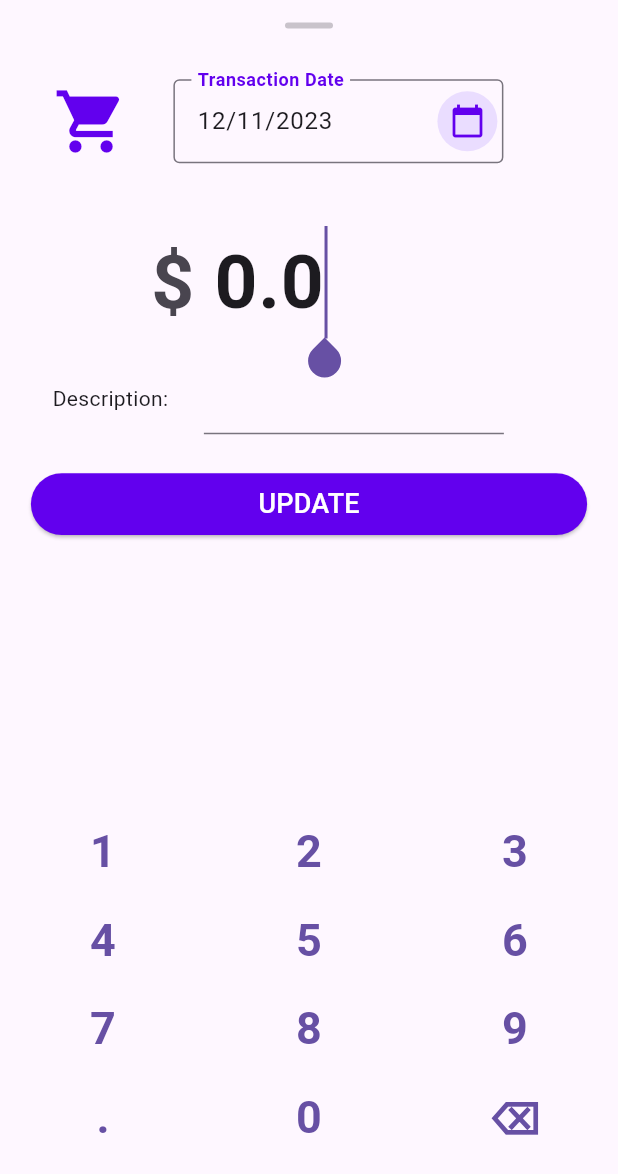
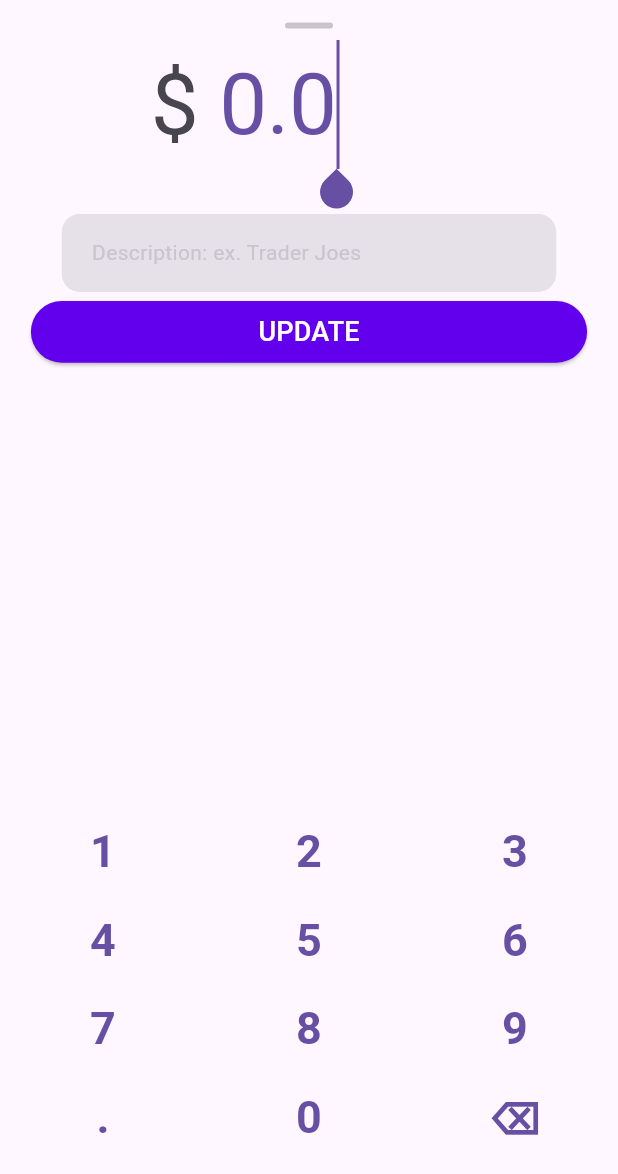
Before and after one commit to jianhui-ben/aiko_ben_expense_app, a Flutter app: the AddOrEditSingleTransaction widget shown alone on an empty page, opened directly with sample values from the repository, on a phone screen of 412 x 824 dp. Shown: the top 1174 px of the screen. Run offline on Flutter 3.47's test engine with Material 3 defaults, Android fonts, the phone set to English and light mode, and no system bars; our stand-ins replace cloud_firestore, firebase_auth, firebase_core, flutter_spinkit, google_fonts, syncfusion_flutter_charts; accounts and stored records are empty; Roboto replaces fonts that are missing (Montserrat).

Commit message:
modify the add a new trasaction page to align with new design; next step is to modify the numeric keyboard

```diff
--- a/lib/screens/single_transaction/add_or_edit_single_transaction.dart
+++ b/lib/screens/single_transaction/add_or_edit_single_transaction.dart
@@ -72,13 +72,9 @@ class _AddOrEditSingleTransaction extends State<AddOrEditSingleTransaction> {
 
   @override
   Widget build(BuildContext context) {
-    // data = ModalRoute.of(context)?.settings.arguments as Map<String, Object?>;
     final User? user= context.read<User?>();
 
-    bool _isTransactionAmountInputValid = true;
-
     return Material(
-      child: Center(
       child: Column(
           children: [
             // drag handler
@@ -98,82 +94,82 @@ class _AddOrEditSingleTransaction extends State<AddOrEditSingleTransaction> {
                 ),
               ),
             ),
-              Container(
-                width: MediaQuery.of(context).size.width * 0.9,
-                height: MediaQuery.of(context).size.height * 0.15,
-                child: Row(
-                  children: [
-                    SizedBox(
-                      width: 15,
-                    ),
-                    Icon(widget.category.categoryIcon.icon,
-                        size: 50, //
-                        color: Color(0xFF6200EE)),
-                    SizedBox(
-                      width: 15,
-                    ),
-                    Container(
-                      // padding: EdgeInsets.all(15),
-                      width: 250,
-                      child: Padding(
-                        padding: const EdgeInsets.fromLTRB(15, 32, 15, 32),
-                        child: TextField(
-                          controller: dateInput,
-                          //editing controller of this TextField
-                          decoration: InputDecoration(
-                            border: OutlineInputBorder(
-                                borderSide: BorderSide(width: 2)),
-                            hintText: "MM/DD/YYYY",
-                            labelText: 'Transaction Date',
-                            suffixIcon: Align(
-                              widthFactor: 1.0,
-                              heightFactor: 1.0,
-                              child: GestureDetector(
-                                onTap: () async {
-                                  DateTime? pickedDate = await showDatePicker(
-                                    context: context,
-                                    initialDate: DateTime.now(),
-                                    firstDate: DateTime(2000),
-                                    lastDate: DateTime(2101),
-                                  );
-
-                                  if (pickedDate != null) {
-                                    String formattedDate =
-                                        DateFormat('MM/dd/yyyy')
-                                            .format(pickedDate);
-                                    setState(() {
-                                      dateInput.text = formattedDate;
-                                    });
-                                  } else {
-                                    print(
-                                        "Date is not selected from the day picker, so default today will be used");
-                                  }
-                                },
-                                child: CircleAvatar(
-                                  child: const Icon(Icons.calendar_today,
-                                      color: Color(0xFF6200EE)),
-                                ),
-                              ),
-                            ),
-                          ),
-                          readOnly: false,
-                          //set it true, so that user will not able to edit text
-                          inputFormatters: [
-                            // only allow date be input
-                            // FilteringTextInputFormatter.allow(RegExp(r'^\d{41}-\d{2}-\d{2}$')),
-                            DateTextFormatter(),
-                          ],
-                        ),
-                      ),
-                    ),
-                  ],
-                ),
-              ),
+            // Container(
+            //   width: MediaQuery.of(context).size.width * 0.9,
+            //   height: MediaQuery.of(context).size.height * 0.15,
+            //   child: Row(
+            //     children: [
+            //       SizedBox(
+            //         width: 15,
+            //       ),
+            //       Icon(widget.category.categoryIcon.icon,
+            //           size: 50, //
+            //           color: Color(0xFF6200EE)),
+            //       SizedBox(
+            //         width: 15,
+            //       ),
+            //       Container(
+            //         // padding: EdgeInsets.all(15),
+            //         width: 250,
+            //         child: Padding(
+            //           padding: const EdgeInsets.fromLTRB(15, 32, 15, 32),
+            //           child: TextField(
+            //             controller: dateInput,
+            //             //editing controller of this TextField
+            //             decoration: InputDecoration(
+            //               border: OutlineInputBorder(
+            //                   borderSide: BorderSide(width: 2)),
+            //               hintText: "MM/DD/YYYY",
+            //               labelText: 'Transaction Date',
+            //               suffixIcon: Align(
+            //                 widthFactor: 1.0,
+            //                 heightFactor: 1.0,
+            //                 child: GestureDetector(
+            //                   onTap: () async {
+            //                     DateTime? pickedDate = await showDatePicker(
+            //                       context: context,
+            //                       initialDate: DateTime.now(),
+            //                       firstDate: DateTime(2000),
+            //                       lastDate: DateTime(2101),
+            //                     );
+            //
+            //                     if (pickedDate != null) {
+            //                       String formattedDate =
+            //                           DateFormat('MM/dd/yyyy')
+            //                               .format(pickedDate);
+            //                       setState(() {
+            //                         dateInput.text = formattedDate;
+            //                       });
+            //                     } else {
+            //                       print(
+            //                           "Date is not selected from the day picker, so default today will be used");
+            //                     }
+            //                   },
+            //                   child: CircleAvatar(
+            //                     child: const Icon(Icons.calendar_today,
+            //                         color: Color(0xFF6200EE)),
+            //                   ),
+            //                 ),
+            //               ),
+            //             ),
+            //             readOnly: false,
+            //             //set it true, so that user will not able to edit text
+            //             inputFormatters: [
+            //               // only allow date be input
+            //               // FilteringTextInputFormatter.allow(RegExp(r'^\d{41}-\d{2}-\d{2}$')),
+            //               DateTextFormatter(),
+            //             ],
+            //           ),
+            //         ),
+            //       ),
+            //     ],
+            //   ),
+            // ),
             // SizedBox(height: 30,),
             Container(
               // color: Colors.blue, //for debugging
               width: MediaQuery.of(context).size.width * 0.9,
-                height: MediaQuery.of(context).size.height * 0.12,
+              height: MediaQuery.of(context).size.height * 0.15,
               child: Padding(
                 padding: const EdgeInsets.fromLTRB(80, 0, 50, 0),
                 child: TextField(
@@ -191,39 +187,29 @@ class _AddOrEditSingleTransaction extends State<AddOrEditSingleTransaction> {
                     FilteringTextInputFormatter.allow(
                         RegExp(r'^\$?\d+\.?\d{0,2}')), // Format as currency
                   ],
-                    style: TextStyle(fontSize: 50.0, fontWeight: FontWeight.bold,), // Style for entered text
+                  style: transactionAmountInputTextStyle, // Style for entered text
                   // textAlign: TextAlign.center, // Center the text horizontally
                 ),
               ),
             ),
-              Padding(
-                padding: const EdgeInsets.fromLTRB(35, 0, 10, 0),
-                child: Row(
-                  children: [
-                    Text("Description: "),
             Container(
-                      // color: Colors.yellow, //for debugging
-                      width: 250,
-                      // height: 80,
-                      child: Padding(
-                        padding: const EdgeInsets.fromLTRB(20, 0, 30, 0),
+              width: MediaQuery.of(context).size.width * 0.8,
               child: TextField(
                 controller: transactionCommentInput,
-                          // Your other properties here
                 decoration: InputDecoration(
-                            border: UnderlineInputBorder( // Use UnderlineInputBorder to add an underline border
-                              borderSide: BorderSide(color: Color(0xFF6200EE)), // Customize the underline color
-                            ), // Remove the outline border
+                  hintText: "Description: ex. Trader Joes",
+                  hintStyle: inputBoxHintTextStyle,
+                  border: OutlineInputBorder(
+                    borderRadius: BorderRadius.circular(12),
+                    borderSide: BorderSide.none, // Remove the underline
                   ),
+                  filled: true,
+                  fillColor: Color(0xFFE6E0E9),
+                  contentPadding: EdgeInsets.symmetric(horizontal: 16, vertical: 14),                    ),
                 // style: TextStyle(fontSize: 5.0,), // Style for entered text
                 // textAlign: TextAlign.center, // Center the text horizontally
               ),
             ),
-                    ),
-                  ],
-                ),
-              ),
-              SizedBox(height: 20,),
             Container(
               width: MediaQuery.of(context).size.width * 0.9,
               height: MediaQuery.of(context).size.height * 0.05,
@@ -282,7 +268,6 @@ class _AddOrEditSingleTransaction extends State<AddOrEditSingleTransaction> {
             )
         ],
       ),
-      ),
     );
   }
 }
--- a/lib/shared/constants.dart
+++ b/lib/shared/constants.dart
@@ -28,6 +28,22 @@ Map<IconData, String> reverseIconsToStringMap(Map<String, IconData> inputMap) {
 
 final supportedIconsToStringMap = reverseIconsToStringMap(stringToSupportedIconsMap);
 
+const transactionAmountInputTextStyle = TextStyle(
+  color: Color(0xFF6750A4),
+  fontSize: 57,
+  fontFamily: 'Montserrat',
+  fontWeight: FontWeight.w400,
+  letterSpacing: -0.25,
+);
+
+const inputBoxHintTextStyle = TextStyle(
+  color: Color(0xFFCAC4D0),
+  fontSize: 14,
+  fontFamily: 'Montserrat',
+  fontWeight: FontWeight.w400,
+  height: 0.10,
+  letterSpacing: 0.25,
+);
 
 //insights page always consider today's date as selectedDate
 final DateTime today = DateTime(DateTime.now().year, DateTime.now().month, DateTime.now().day);
```
Lines whose indentation alone changed are shown as unchanged.
